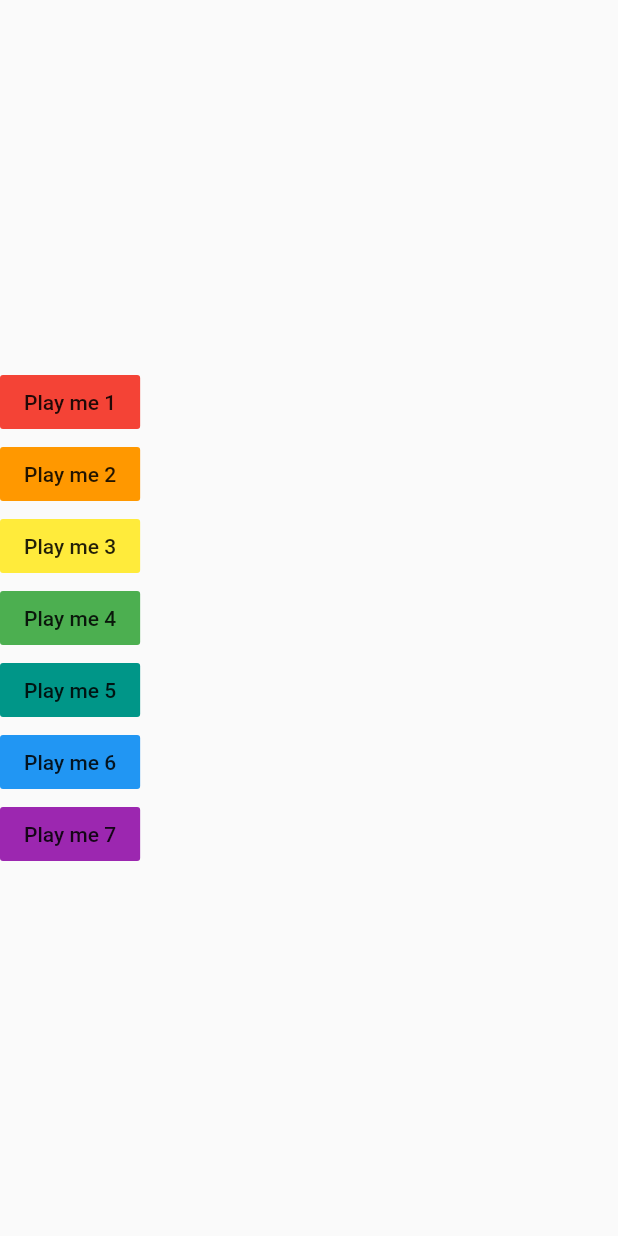
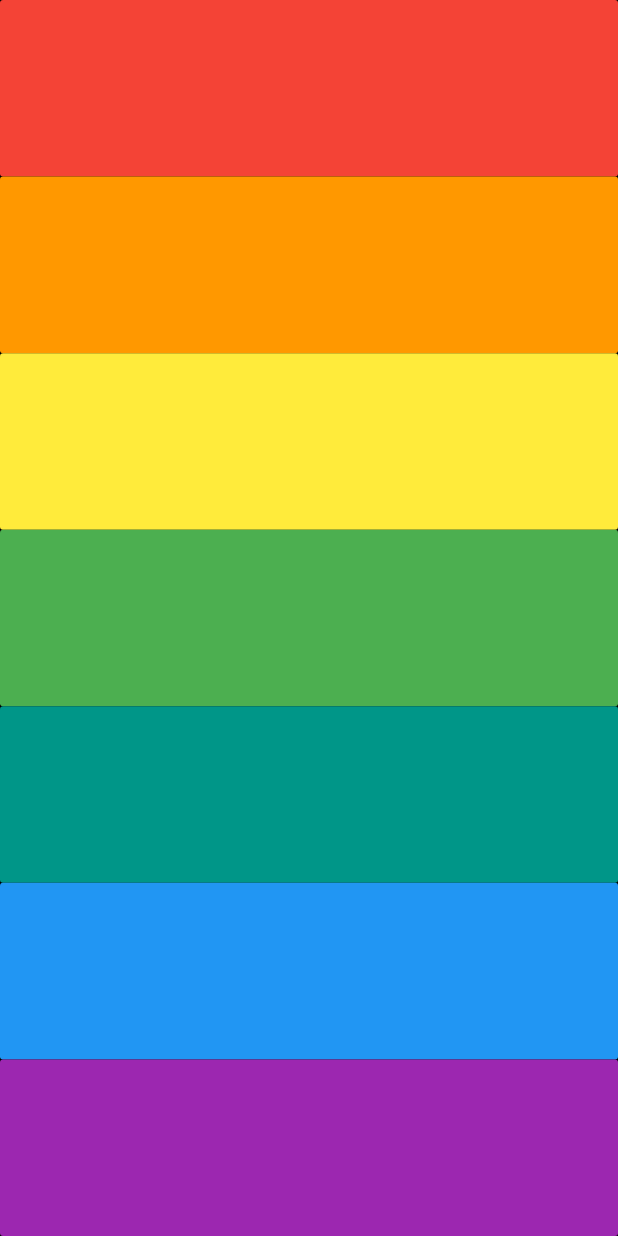
Before and after one commit to pranayIntrigue/xylophone, a Flutter app: the screen it shows after launch, on a phone screen of 412 x 824 dp. Run offline on Flutter 3.47's test engine with Material 2 defaults, Android fonts, the phone set to English and light mode, and no system bars; our stand-ins replace audioplayers.

Commit message:
Added functions for widgets to further modularize the code, used named inputs to get arguments

```diff
--- a/lib/main.dart
+++ b/lib/main.dart
@@ -9,63 +9,35 @@ class XylophoneApp extends StatelessWidget {
     player.play('note$noteNumber.wav');
   }
 
+//RETURN TYPE IS AN EXPANDED TYPE WIDGET
+  Expanded buildKey({int noteNumber, Color color}) {
+    //NAMED ARGUMENTS
+    return Expanded(
+      child: FlatButton(
+        onPressed: () {
+          playSound(noteNumber);
+        },
+        color: color,
+      ),
+    );
+  }
+
   @override
   Widget build(BuildContext context) {
     return MaterialApp(
       home: Scaffold(
+        backgroundColor: Colors.black,
         body: SafeArea(
           child: Column(
-            mainAxisAlignment: MainAxisAlignment.center,
+            crossAxisAlignment: CrossAxisAlignment.stretch,
             children: <Widget>[
-              FlatButton(
-                onPressed: () {
-                  playSound(1);
-                },
-                color: Colors.red,
-                child: Text('Play me 1'),
-              ),
-              FlatButton(
-                onPressed: () {
-                  playSound(2);
-                },
-                color: Colors.orange,
-                child: Text('Play me 2'),
-              ),
-              FlatButton(
-                onPressed: () {
-                  playSound(3);
-                },
-                color: Colors.yellow,
-                child: Text('Play me 3'),
-              ),
-              FlatButton(
-                onPressed: () {
-                  playSound(4);
-                },
-                color: Colors.green,
-                child: Text('Play me 4'),
-              ),
-              FlatButton(
-                onPressed: () {
-                  playSound(5);
-                },
-                color: Colors.teal,
-                child: Text('Play me 5'),
-              ),
-              FlatButton(
-                onPressed: () {
-                  playSound(6);
-                },
-                color: Colors.blue,
-                child: Text('Play me 6'),
-              ),
-              FlatButton(
-                onPressed: () {
-                  playSound(7);
-                },
-                color: Colors.purple,
-                child: Text('Play me 7'),
-              ),
+              buildKey(noteNumber: 1, color: Colors.red),
+              buildKey(noteNumber: 2, color: Colors.orange),
+              buildKey(noteNumber: 3, color: Colors.yellow),
+              buildKey(noteNumber: 4, color: Colors.green),
+              buildKey(noteNumber: 5, color: Colors.teal),
+              buildKey(noteNumber: 6, color: Colors.blue),
+              buildKey(noteNumber: 7, color: Colors.purple)
             ],
           ),
         ),
```
Also changed, not shown: 8 other files.
